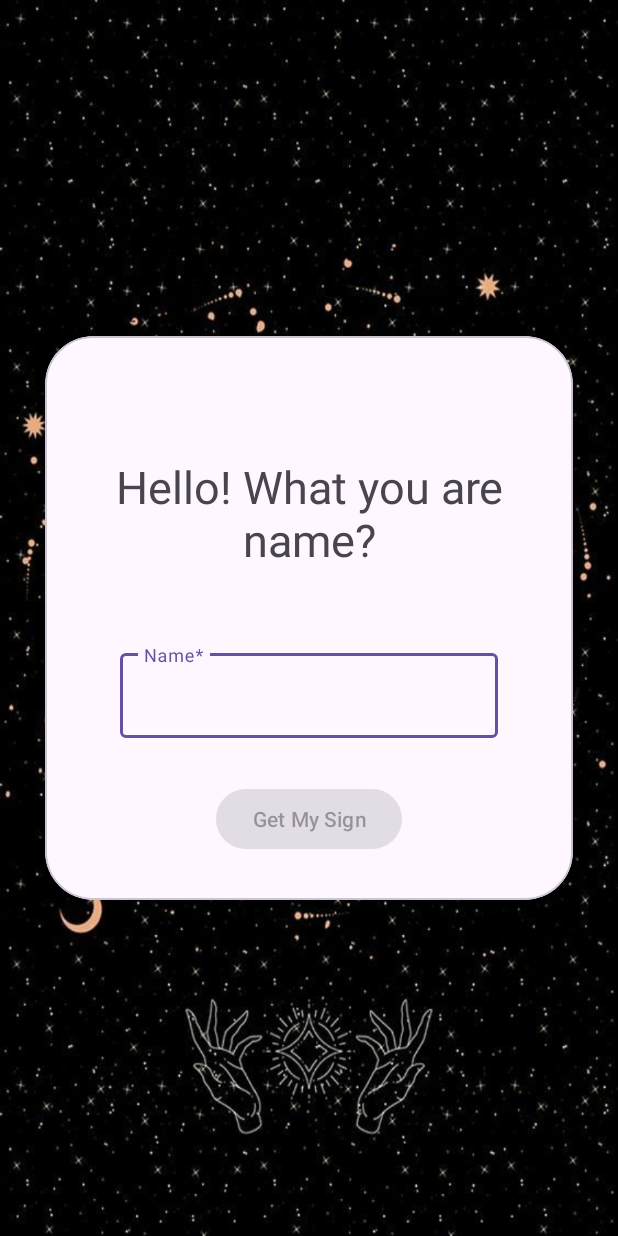
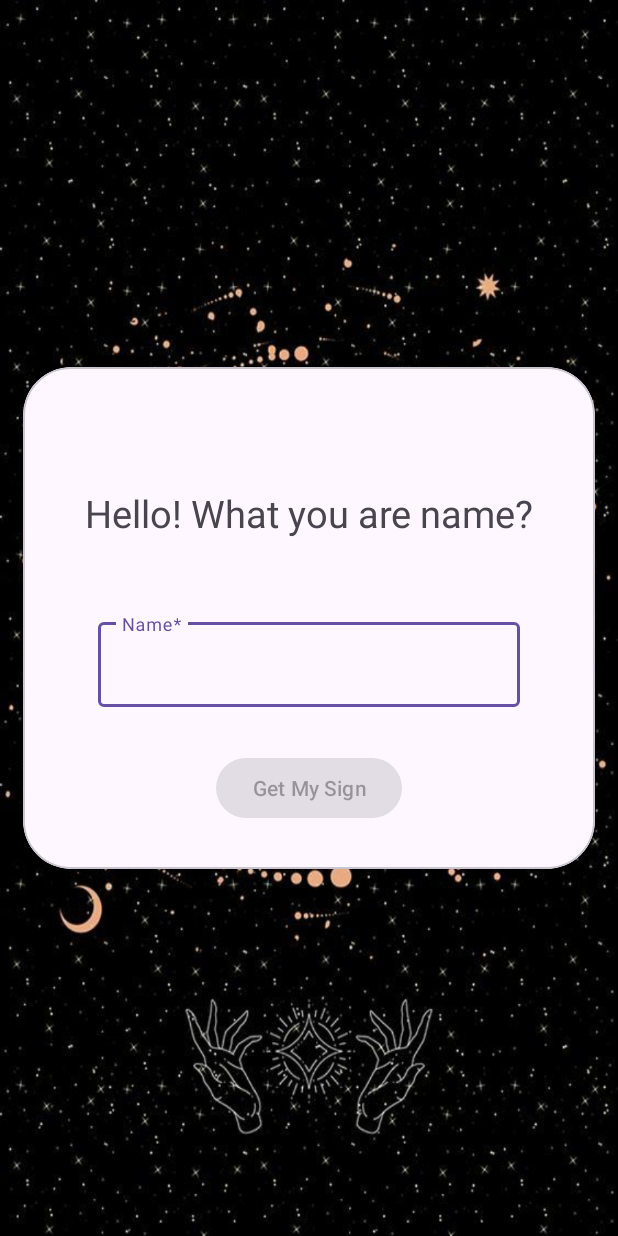
Before and after one commit to alvarocotes/zodiacal, an Android app: the screen it shows after launch (LoginActivity), on a phone screen of 412 x 824 dp. Run offline under Robolectric (Android 15) with nearby library versions, the phone set to English and light mode, and no system bars.

Commit message:
se arregla el problema de la compatibilidad y se modifica algo las vistas

```diff
--- a/app/src/main/res/layout/activity_login2.xml
+++ b/app/src/main/res/layout/activity_login2.xml
@@ -17,7 +17,7 @@
         app:layout_constraintStart_toStartOf="parent"
         app:layout_constraintEnd_toEndOf="parent"
         app:layout_constraintBottom_toBottomOf="parent"
-        android:layout_marginHorizontal="30dp"
+        android:layout_marginHorizontal="15dp"
         app:cardCornerRadius="32dp"
         app:strokeWidth="1dp"
         >
@@ -30,7 +30,7 @@
                 android:layout_width="wrap_content"
                 android:layout_height="wrap_content"
                 android:text="@string/txt_presentation"
-                android:textSize="30sp"
+                android:textSize="25sp"
                 android:textAlignment="center"
                 android:layout_marginTop="80dp"
                 app:layout_constraintEnd_toEndOf="parent"
```
